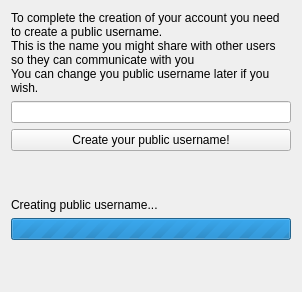
Before: the Qt Designer form src/qt/ui/user_public_username_panel.ui in maidsafe-archive/MaidSafe-Encrypt, drawn with Qt 5.
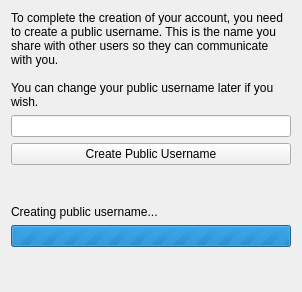
After: the same form once the commit is applied.

The edit to the form file:
```diff
--- a/src/qt/ui/user_public_username_panel.ui
+++ b/src/qt/ui/user_public_username_panel.ui
@@ -26,9 +26,9 @@
       </sizepolicy>
      </property>
      <property name="text">
-      <string>To complete the creation of your account you need to create a public username.
-This is the name you might share with other users so they can communicate with you
-You can change you public username later if you wish. </string>
+      <string>To complete the creation of your account, you need to create a public username. This is the name you share with other users so they can communicate with you.
+
+You can change your public username later if you wish.</string>
      </property>
      <property name="wordWrap">
       <bool>true</bool>
@@ -50,7 +50,7 @@
         <string>Click here to create your public username</string>
        </property>
        <property name="text">
-        <string>Create your public username!</string>
+        <string>Create Public Username</string>
        </property>
       </widget>
      </item>
```
Left out of the diff: 2 changed lines with no effect on the pictures.
